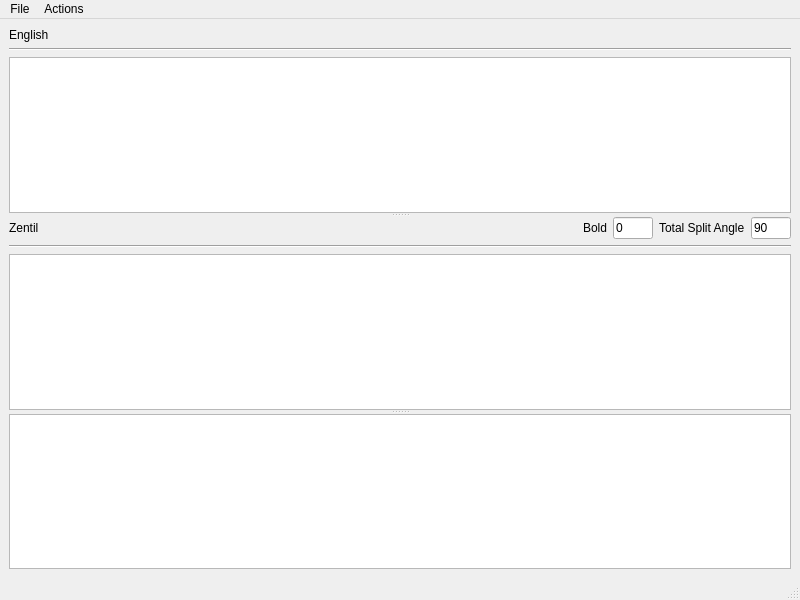
maxstrack/so-a-rr_language, file zaveh/mainwindow.ui: the form before one commit.
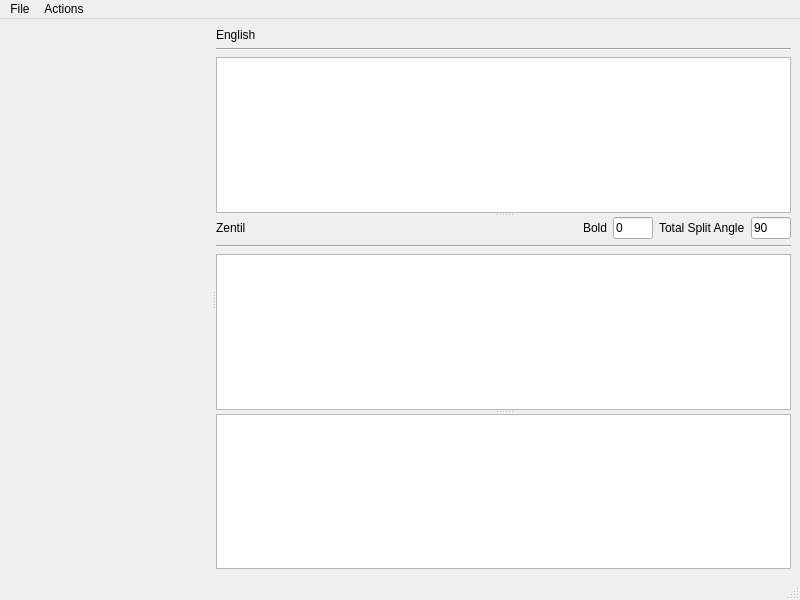
The form after the commit.

Commit message: Added toolbar for special chars

Patch:
```diff
--- a/zaveh/mainwindow.ui
+++ b/zaveh/mainwindow.ui
@@ -16,6 +16,11 @@
   <widget class="QWidget" name="centralwidget">
    <layout class="QVBoxLayout" name="verticalLayout_3">
     <item>
+     <widget class="QSplitter" name="splitter_3">
+      <property name="orientation">
+       <enum>Qt::Horizontal</enum>
+      </property>
+      <widget class="QWidget" name="toolbarWidget" native="true"/>
      <widget class="QSplitter" name="splitter_2">
       <property name="orientation">
        <enum>Qt::Vertical</enum>
@@ -124,6 +129,7 @@
          </widget>
         </item>
        </layout>
+       </widget>
       </widget>
      </widget>
     </item>
```
Lines whose indentation alone changed are shown as unchanged. The commit also changes 2 other files.
